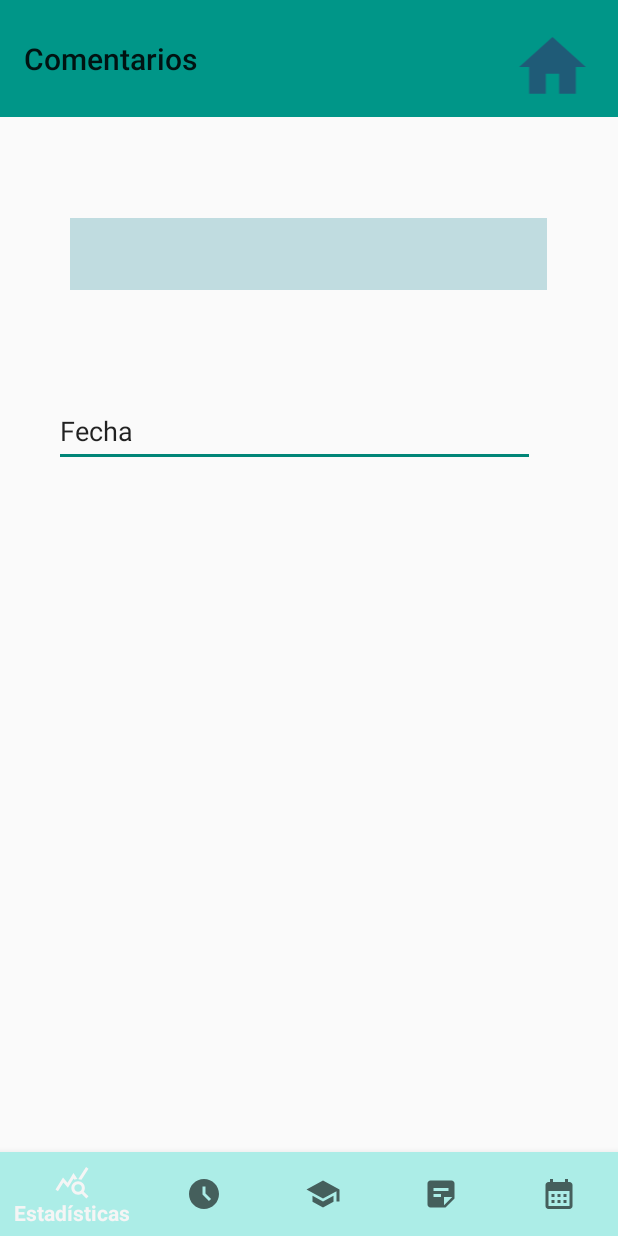
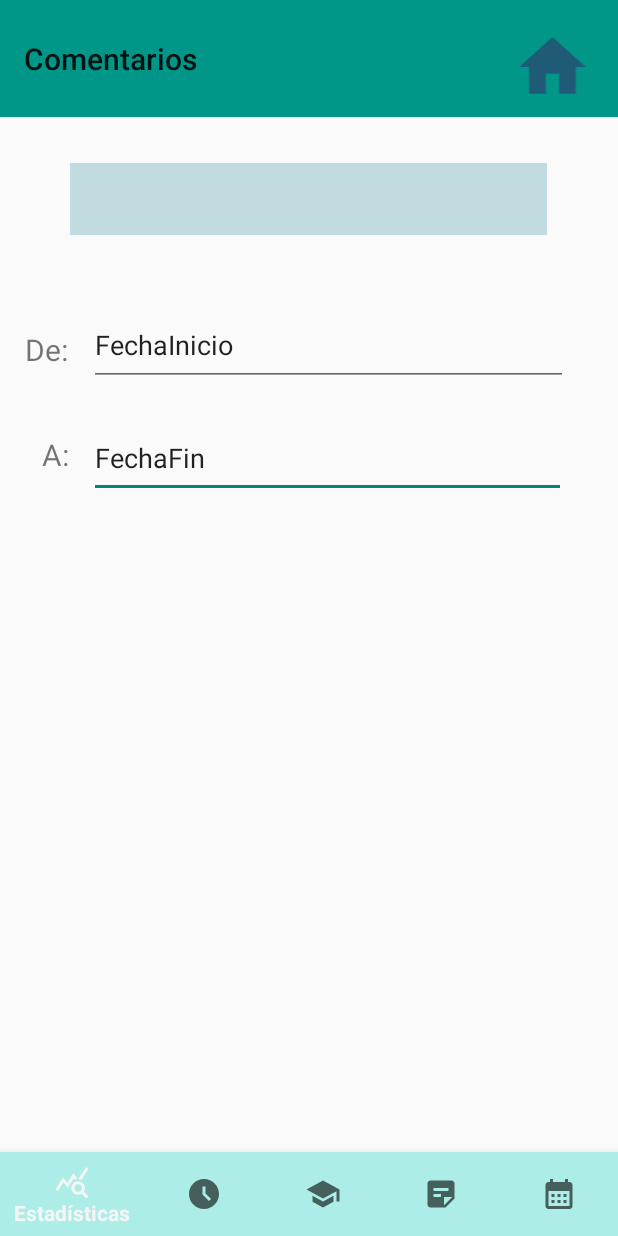
Before and after one commit to jfcaballero/HeticaAPP, an Android app: the layout activity_mostrar_comentarios.xml on its own in the app's theme, with its tools: preview values and no code run, on a phone screen of 412 x 824 dp. Run offline under Robolectric (Android 15) with nearby library versions, the phone set to English and light mode, and no system bars.

Commit message:
Ft: Mostrar comentarios
Ahora los comentarios pueden ser mostrados en un rango de dos fechas en lugar de por día.

```diff
--- a/app/src/main/java/com/hetica/AutismoCordoba/EnviarComentarios.kt
+++ b/app/src/main/java/com/hetica/AutismoCordoba/EnviarComentarios.kt
@@ -10,6 +10,7 @@ import android.widget.Spinner
 import androidx.fragment.app.DialogFragment
 import AdminSQLiteOpenHelperComentarios
 import android.annotation.SuppressLint
+import android.util.Log
 import android.widget.ArrayAdapter
 import android.widget.Toast
 import java.text.SimpleDateFormat
@@ -56,8 +57,9 @@ var dbComents: AdminSQLiteOpenHelperComentarios? = null
         val mensaje = editText.text.toString()
         dbComents= AdminSQLiteOpenHelperComentarios(requireContext())
 
-        val sdf = SimpleDateFormat("MMddyyyy")
+        val sdf = SimpleDateFormat("dd/MM/yyyy")
         val fechadehoy = sdf.format(Date())
+        Log.d("Insertando comentario","Fecha $fechadehoy para $asignaturaSeleccionada y dice $mensaje")
         dbComents?.insertData(fechadehoy, asignaturaSeleccionada, mensaje)
         dismiss()
     }
--- a/app/src/main/res/layout/activity_mostrar_comentarios.xml
+++ b/app/src/main/res/layout/activity_mostrar_comentarios.xml
@@ -11,31 +11,27 @@
         android:layout_width="393dp"
         android:layout_height="345dp"
         android:layout_marginStart="8dp"
-        android:layout_marginTop="35dp"
         android:layout_marginEnd="8dp"
-        android:layout_marginBottom="100dp"
+        android:layout_marginBottom="72dp"
         app:layout_constraintBottom_toBottomOf="parent"
         app:layout_constraintEnd_toEndOf="parent"
-        app:layout_constraintHorizontal_bias="0.0"
         app:layout_constraintStart_toStartOf="parent"
-        app:layout_constraintTop_toBottomOf="@+id/fechacomentarios"
-        app:layout_constraintVertical_bias="0.025" />
+        app:layout_constraintTop_toBottomOf="@+id/comentariosHasta"
+        app:layout_constraintVertical_bias="0.941" />
 
     <EditText
-        android:id="@+id/fechacomentarios"
-        android:layout_width="0dp"
-        android:layout_height="48dp"
-        android:layout_marginStart="36dp"
-        android:layout_marginEnd="55dp"
+        android:id="@+id/comentariosHasta"
+        android:layout_width="318dp"
+        android:layout_height="53dp"
         android:ems="10"
         android:inputType="textPersonName"
-        android:text="Fecha"
+        android:text="FechaFin"
         app:layout_constraintBottom_toBottomOf="parent"
         app:layout_constraintEnd_toEndOf="parent"
-        app:layout_constraintHorizontal_bias="0.0"
+        app:layout_constraintHorizontal_bias="0.634"
         app:layout_constraintStart_toStartOf="parent"
         app:layout_constraintTop_toTopOf="parent"
-        app:layout_constraintVertical_bias="0.339" />
+        app:layout_constraintVertical_bias="0.362" />
 
     <Spinner
         android:id="@+id/selectorasignaturas"
@@ -47,7 +43,7 @@
         app:layout_constraintHorizontal_bias="0.494"
         app:layout_constraintStart_toStartOf="parent"
         app:layout_constraintTop_toTopOf="parent"
-        app:layout_constraintVertical_bias="0.187" />
+        app:layout_constraintVertical_bias="0.14" />
 
     <androidx.appcompat.widget.Toolbar
         android:id="@+id/toolbar3"
@@ -90,4 +86,44 @@
         app:layout_constraintHorizontal_bias="0.0"
         app:layout_constraintStart_toStartOf="parent"
         app:menu="@menu/navegacion_estadisticas_menu" />
+
+    <EditText
+        android:id="@+id/comentariosDesde"
+        android:layout_width="319dp"
+        android:layout_height="54dp"
+        android:ems="10"
+        android:inputType="date"
+        android:text="FechaInicio"
+        app:layout_constraintBottom_toBottomOf="parent"
+        app:layout_constraintEnd_toEndOf="parent"
+        app:layout_constraintHorizontal_bias="0.641"
+        app:layout_constraintStart_toStartOf="parent"
+        app:layout_constraintTop_toTopOf="parent"
+        app:layout_constraintVertical_bias="0.264" />
+
+    <TextView
+        android:id="@+id/textView82"
+        android:layout_width="wrap_content"
+        android:layout_height="wrap_content"
+        android:text="De:"
+        android:textSize="20sp"
+        app:layout_constraintBottom_toBottomOf="parent"
+        app:layout_constraintEnd_toEndOf="parent"
+        app:layout_constraintHorizontal_bias="0.044"
+        app:layout_constraintStart_toStartOf="parent"
+        app:layout_constraintTop_toTopOf="parent"
+        app:layout_constraintVertical_bias="0.275" />
+
+    <TextView
+        android:id="@+id/textView83"
+        android:layout_width="wrap_content"
+        android:layout_height="wrap_content"
+        android:text="A:"
+        android:textSize="20sp"
+        app:layout_constraintBottom_toBottomOf="parent"
+        app:layout_constraintEnd_toEndOf="parent"
+        app:layout_constraintHorizontal_bias="0.071"
+        app:layout_constraintStart_toStartOf="parent"
+        app:layout_constraintTop_toTopOf="parent"
+        app:layout_constraintVertical_bias="0.363" />
 </androidx.constraintlayout.widget.ConstraintLayout>
```
Also changed, not shown: app/src/main/java/com/hetica/AutismoCordoba/AdminSQLiteOpenHelperComentarios.kt (+11 -1 lines), app/src/main/java/com/hetica/AutismoCordoba/MostrarComentarios.kt (+125 -73 lines).
